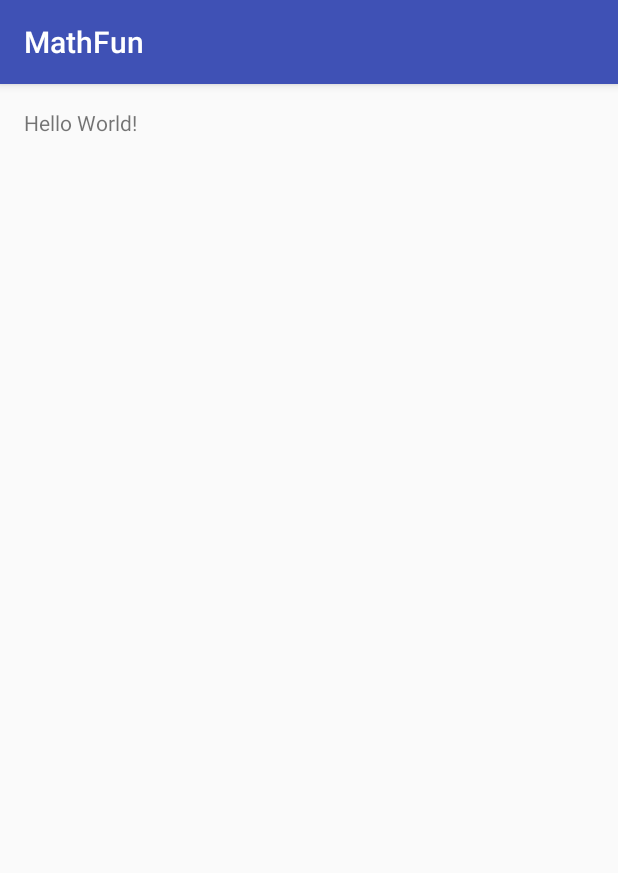
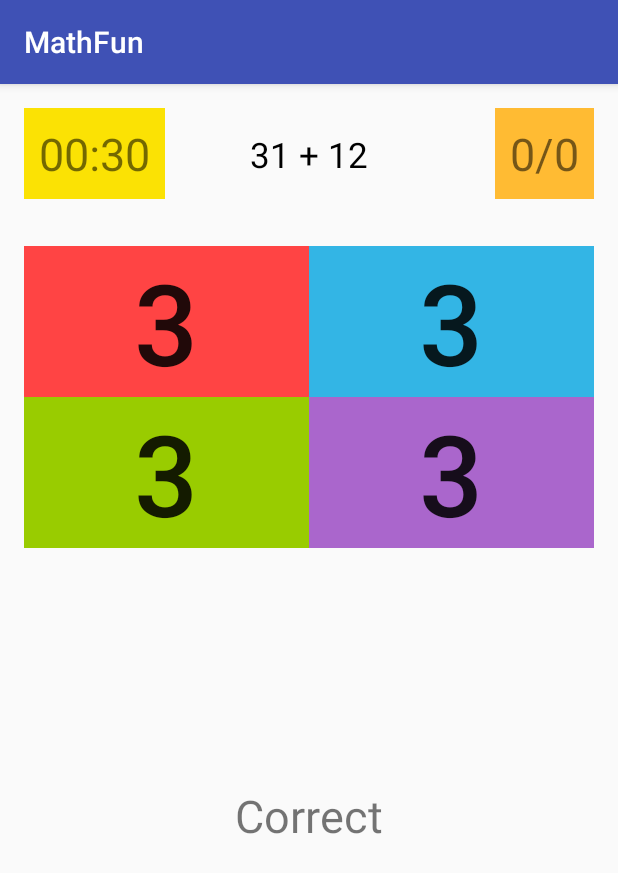
Before and after one commit to 5h4thru/MathFun, an Android app: the screen it shows after launch (MainActivity), on a phone screen of 412 x 824 dp. Shown: the top 873 px of the screen. Run offline under Robolectric (Android 15) with nearby library versions, the phone set to English and light mode, and no system bars.

Commit message:
Layout skeleton compelete

```diff
--- a/app/src/main/java/com/yahoo/palagummi/mathfun/MainActivity.java
+++ b/app/src/main/java/com/yahoo/palagummi/mathfun/MainActivity.java
@@ -2,12 +2,21 @@ package com.yahoo.palagummi.mathfun;
 
 import android.support.v7.app.AppCompatActivity;
 import android.os.Bundle;
+import android.view.View;
+import android.widget.Button;
 
 public class MainActivity extends AppCompatActivity {
+    Button startButton = null;
 
+    public void start(View view){
+        startButton.setVisibility(View.INVISIBLE);
+    }
     @Override
     protected void onCreate(Bundle savedInstanceState) {
         super.onCreate(savedInstanceState);
         setContentView(R.layout.activity_main);
+
+        // get the startButton
+        startButton = (Button) findViewById(R.id.startButton);
     }
 }
--- a/app/src/main/res/layout/activity_main.xml
+++ b/app/src/main/res/layout/activity_main.xml
@@ -10,8 +10,130 @@
     android:paddingTop="@dimen/activity_vertical_margin"
     tools:context="com.yahoo.palagummi.mathfun.MainActivity">
 
-    <TextView
+    <Button
+        android:text="Go"
         android:layout_width="wrap_content"
         android:layout_height="wrap_content"
-        android:text="Hello World!" />
+        android:layout_centerVertical="true"
+        android:layout_centerHorizontal="true"
+        android:id="@+id/startButton"
+        android:textSize="80sp"
+        android:padding="30dp"
+        android:backgroundTint="@android:color/holo_green_light"
+        android:onClick="start"
+        android:visibility="invisible" />
+
+    <TextView
+        android:text="00:30"
+        android:layout_width="wrap_content"
+        android:layout_height="wrap_content"
+        android:layout_alignParentTop="true"
+        android:layout_alignParentLeft="true"
+        android:layout_alignParentStart="true"
+        android:id="@+id/timerTextView"
+        android:textSize="30sp"
+        android:background="@color/colorAccent"
+        android:padding="10dp" />
+
+    <TextView
+        android:text="0/0"
+        android:layout_width="wrap_content"
+        android:layout_height="wrap_content"
+        android:layout_alignParentTop="true"
+        android:layout_alignParentRight="true"
+        android:layout_alignParentEnd="true"
+        android:id="@+id/pointsTextView"
+        android:textSize="30sp"
+        android:padding="10dp"
+        android:background="@android:color/holo_orange_light" />
+
+    <TextView
+        android:text="31 + 12"
+        android:layout_width="wrap_content"
+        android:layout_height="wrap_content"
+        android:layout_alignParentTop="true"
+        android:layout_centerHorizontal="true"
+        android:id="@+id/sumTextView"
+        android:textSize="23sp"
+        android:padding="15dp"
+        android:textColor="@android:color/black" />
+
+    <GridLayout
+        android:layout_width="match_parent"
+        android:layout_height="wrap_content"
+        android:layout_below="@+id/sumTextView"
+        android:layout_alignParentLeft="true"
+        android:layout_alignParentStart="true"
+        android:layout_marginTop="30dp">
+
+        <Button
+            android:text="3"
+            android:layout_width="wrap_content"
+            android:layout_height="wrap_content"
+            android:layout_column="0"
+            android:layout_row="0"
+            android:layout_columnWeight="1"
+            android:layout_rowWeight="1"
+            android:layout_gravity="fill"
+            android:id="@+id/button0"
+            android:tag="0"
+            android:textSize="75sp"
+            android:background="@android:color/holo_red_light"
+            android:onClick="chooseAnswer" />
+
+        <Button
+            android:text="3"
+            android:layout_width="wrap_content"
+            android:layout_height="wrap_content"
+            android:layout_column="1"
+            android:layout_row="0"
+            android:layout_columnWeight="1"
+            android:layout_rowWeight="1"
+            android:layout_gravity="fill"
+            android:id="@+id/button1"
+            android:tag="1"
+            android:textSize="75sp"
+            android:background="@android:color/holo_blue_light"
+            android:onClick="chooseAnswer" />
+
+        <Button
+            android:text="3"
+            android:layout_width="wrap_content"
+            android:layout_height="wrap_content"
+            android:layout_column="1"
+            android:layout_row="1"
+            android:layout_columnWeight="1"
+            android:layout_rowWeight="1"
+            android:layout_gravity="fill"
+            android:id="@+id/button3"
+            android:tag="3"
+            android:textSize="75sp"
+            android:background="@android:color/holo_purple"
+            android:onClick="chooseAnswer" />
+
+        <Button
+            android:text="3"
+            android:layout_width="wrap_content"
+            android:layout_height="wrap_content"
+            android:layout_column="0"
+            android:layout_row="1"
+            android:layout_columnWeight="1"
+            android:layout_rowWeight="1"
+            android:layout_gravity="fill"
+            android:id="@+id/button2"
+            android:tag="2"
+            android:textSize="75sp"
+            android:background="@android:color/holo_green_light"
+            android:onClick="chooseAnswer" />
+    </GridLayout>
+
+    <TextView
+        android:text="Correct"
+        android:layout_width="wrap_content"
+        android:layout_height="wrap_content"
+        android:id="@+id/resultTextView"
+        android:textSize="30sp"
+        android:layout_below="@+id/startButton"
+        android:layout_centerHorizontal="true" />
+
 </RelativeLayout>
--- a/app/src/main/res/values/colors.xml
+++ b/app/src/main/res/values/colors.xml
@@ -2,5 +2,5 @@
 <resources>
     <color name="colorPrimary">#3F51B5</color>
     <color name="colorPrimaryDark">#303F9F</color>
-    <color name="colorAccent">#FF4081</color>
+    <color name="colorAccent">#fbe204</color>
 </resources>
```
